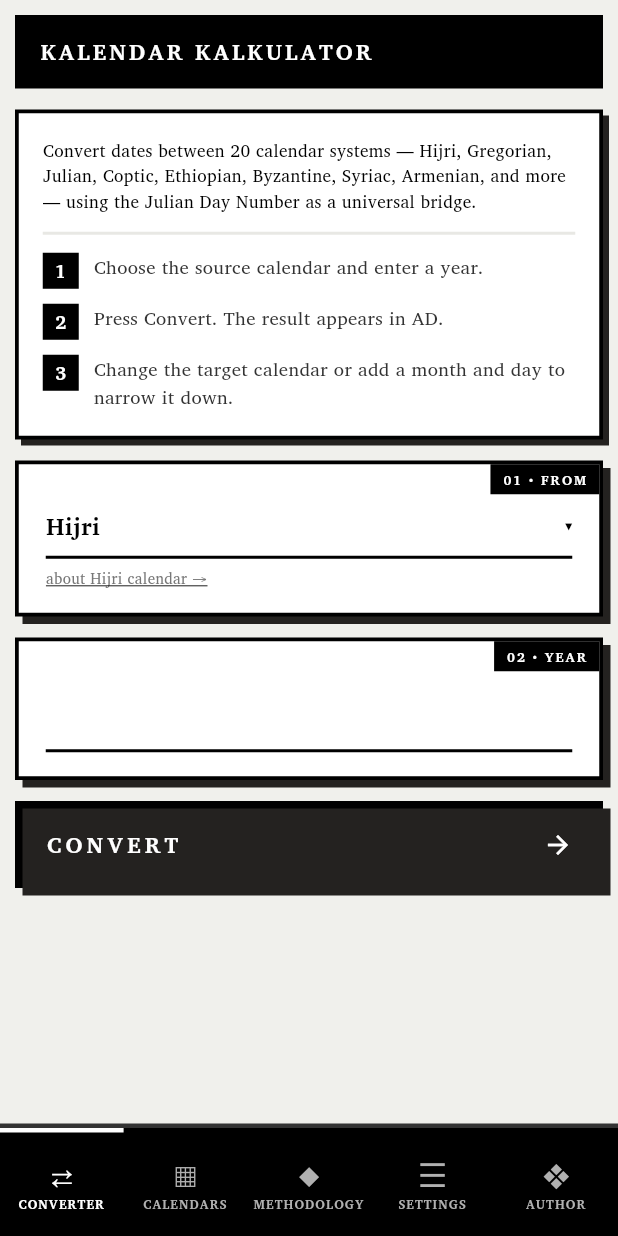
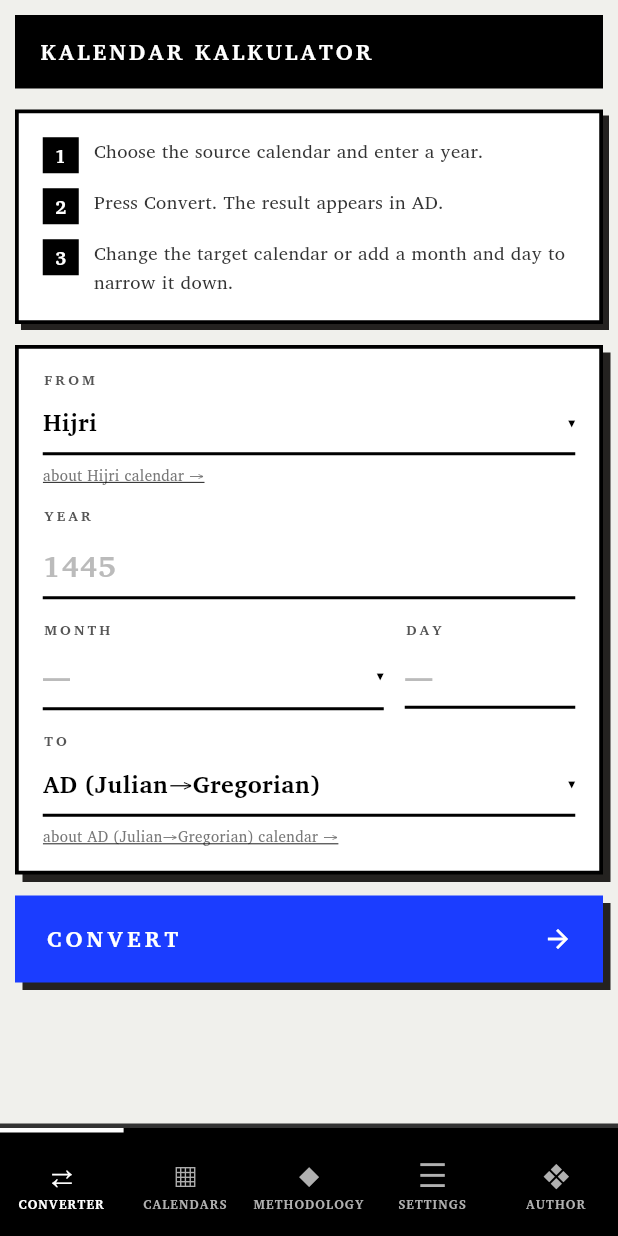
Before and after one commit to sypianski/kalkal, a Flutter app: the screen it shows after launch, on a phone screen of 412 x 824 dp. Run offline on Flutter 3.47's test engine with Material 3 defaults, Android fonts, the phone set to English and light mode, and no system bars; our stand-ins replace shared_preferences; Roboto replaces fonts that are missing (NotoSansMono).

Commit message:
feat(flutter): phone UX steps 1-2 — form card, signal Convert, folded form + result on top, tabbed tiles (TASK-1)
Co-Authored-By: Claude Sonnet 5.5 <noreply@anthropic.com>

```diff
--- /dev/null
+++ b/flutter_app/lib/i18n/mobile_i18n.dart
@@ -0,0 +1,45 @@
+// Strings that exist only in the Flutter phone layout (TASK-1). They are not
+// in js/i18n.js, so they live here instead of the generated i18n.dart.
+// Missing language → English, like I18n.t.
+
+class MobileI18n {
+  MobileI18n._();
+
+  static const Map<String, Map<String, String>> _s = {
+    'en': {
+      'change': 'Change',
+      'more': 'More',
+      'recent': 'Recent',
+      'tabOther': 'Other',
+      'tabMonths': 'Months',
+      'moreSheetTitle': 'More',
+    },
+    'pl': {
+      'change': 'Zmień',
+      'more': 'Więcej',
+      'recent': 'Ostatnio',
+      'tabOther': 'Inne',
+      'tabMonths': 'Miesiące',
+      'moreSheetTitle': 'Więcej',
+    },
+    'eo': {
+      'change': 'Ŝanĝi',
+      'more': 'Pli',
+      'recent': 'Lastaj',
+      'tabOther': 'Aliaj',
+      'tabMonths': 'Monatoj',
+      'moreSheetTitle': 'Pli',
+    },
+    'ar': {
+      'change': 'تغيير',
+      'more': 'المزيد',
+      'recent': 'الأخيرة',
+      'tabOther': 'أخرى',
+      'tabMonths': 'الأشهر',
+      'moreSheetTitle': 'المزيد',
+    },
+  };
+
+  static String t(String lang, String key) =>
+      _s[lang]?[key] ?? _s['en']![key] ?? key;
+}
--- a/flutter_app/lib/ui/converter_screen.dart
+++ b/flutter_app/lib/ui/converter_screen.dart
@@ -6,6 +6,7 @@ import 'package:flutter/material.dart';
 
 import '../engine/registry.dart';
 import '../i18n/i18n.dart';
+import '../i18n/mobile_i18n.dart';
 import '../logic/convert.dart';
 import '../state/prefs.dart';
 import 'calendar_picker.dart';
@@ -38,6 +39,10 @@ class ConverterScreenState extends State<ConverterScreen> {
   String? _tab; // active tab of the wide tile box: ctx | astro | bd | hist
   String? _error;
   bool _historyExpanded = false;
+  // Phone only: after a convert the form folds into a one-line summary strip
+  // so the result starts at the top of the screen; "Change" unfolds it.
+  bool _formCollapsed = false;
+  final _scroll = ScrollController();
 
   String get _lang => widget.lang;
 
@@ -53,6 +58,7 @@ class ConverterScreenState extends State<ConverterScreen> {
   void dispose() {
     _yearCtl.dispose();
     _dayCtl.dispose();
+    _scroll.dispose();
     super.dispose();
   }
 
@@ -93,6 +99,10 @@ class ConverterScreenState extends State<ConverterScreen> {
         _error = null;
         // History auto-collapses when a result is on screen (§5).
         _historyExpanded = false;
+        _formCollapsed = true;
+      });
+      WidgetsBinding.instance.addPostFrameCallback((_) {
+        if (_scroll.hasClients) _scroll.jumpTo(0);
       });
       Prefs.instance.saveHistory(HistoryEntry(
         fromCal: _src.id,
@@ -137,28 +147,37 @@ class ConverterScreenState extends State<ConverterScreen> {
   @override
   Widget build(BuildContext context) {
     if (isWide(context)) return _wideBuild();
+    return _phoneBuild();
+  }
+
+  // Phone layout (< 601 px): one form card with labels above the fields, the
+  // signal Convert button, and — once there is a result — the form folded into
+  // a summary strip so the result and its tabs start at the top (TASK-1).
+  Widget _phoneBuild() {
     final history = Prefs.instance.history;
     final showIntro = history.isEmpty;
+    final folded = _hasResult && _formCollapsed;
     const gap = SizedBox(height: 14);
 
     return ListView(
+      controller: _scroll,
       padding: const EdgeInsets.fromLTRB(10, 10, 10, 20),
       children: [
-        if (showIntro) ...[_titleBox(), gap, _introCard(), gap],
-        _fromSlab(),
-        gap,
-        _yearSlab(),
-        if (_hasResult) ...[gap, _refineRow(), gap, _toSlab()],
+        if (showIntro) ...[_titleBox(), gap, _introCard(withDesc: false), gap],
+        if (folded)
+          _summaryStrip()
+        else ...[
+          _phoneForm(),
           if (_error != null) ...[gap, _errorStrip()],
           gap,
           ConvertButton(label: I18n.t(_lang, 'convert'), onPressed: _convert),
+        ],
         if (_out != null) ...[
           gap,
           ResultPanel(lang: _lang, out: _out!, onVariantTap: _onVariantTap),
           gap,
-          AstroCard(lang: _lang, items: _out!.astro),
-        ],
-        if (history.isNotEmpty) ...[
+          _tabBox(history, compact: true),
+        ] else if (history.isNotEmpty) ...[
           gap,
           HistoryPanel(
             lang: _lang,
@@ -190,8 +209,9 @@ class ConverterScreenState extends State<ConverterScreen> {
     );
   }
 
-  // Intro card — #history-empty-instruction: description + three numbered steps.
-  Widget _introCard() {
+  // Intro card — #history-empty-instruction: optional description + three
+  // numbered steps. The phone drops the description (it is in Methodology).
+  Widget _introCard({bool withDesc = true}) {
     final wide = isWide(context);
     return Container(
       decoration: slabDecoration(shadow: 4),
@@ -199,13 +219,17 @@ class ConverterScreenState extends State<ConverterScreen> {
       child: Column(
         crossAxisAlignment: CrossAxisAlignment.start,
         children: [
+          if (withDesc) ...[
             Text(I18n.t(_lang, 'introDesc'), style: mono(11.5, height: 1.5)),
             const SizedBox(height: 12),
+          ],
           Container(
-            decoration: const BoxDecoration(
+            decoration: withDesc
+                ? const BoxDecoration(
                     border: Border(top: BorderSide(color: kSurface2, width: 2)),
-            ),
-            padding: const EdgeInsets.only(top: 12),
+                  )
+                : null,
+            padding: EdgeInsets.only(top: withDesc ? 12 : 0),
             child: Column(
               children: [
                 for (var i = 1; i <= 3; i++)
@@ -239,10 +263,107 @@ class ConverterScreenState extends State<ConverterScreen> {
     );
   }
 
-  Widget _fromSlab() {
-    return Slab(
-      tag: '01 • FROM',
-      child: _calField(
+  // Small caps label above a phone form field.
+  Widget _phoneLabel(String key) => Padding(
+        padding: const EdgeInsets.only(bottom: 2),
+        child: Text(
+          I18n.t(_lang, key).toUpperCase(),
+          style: mono(9.5,
+              weight: FontWeight.w700, color: kInk600, letterSpacing: 2),
+        ),
+      );
+
+  Widget _phoneForm() {
+    const gap = SizedBox(height: 14);
+    return Container(
+      decoration: slabDecoration(),
+      padding: const EdgeInsets.fromLTRB(16, 14, 16, 16),
+      child: Column(
+        crossAxisAlignment: CrossAxisAlignment.stretch,
+        children: [
+          _phoneLabel('labelFrom'),
+          _fromField(),
+          gap,
+          _phoneLabel('year'),
+          _yearField(),
+          gap,
+          Row(
+            crossAxisAlignment: CrossAxisAlignment.start,
+            children: [
+              Expanded(
+                flex: 2,
+                child: Column(
+                  crossAxisAlignment: CrossAxisAlignment.stretch,
+                  children: [
+                    _phoneLabel('month'),
+                    _monthField(vPad: 8, size: 18),
+                  ],
+                ),
+              ),
+              const SizedBox(width: 14),
+              Expanded(
+                flex: 1,
+                child: Column(
+                  crossAxisAlignment: CrossAxisAlignment.stretch,
+                  children: [
+                    _phoneLabel('day'),
+                    _dayField(size: 18),
+                  ],
+                ),
+              ),
+            ],
+          ),
+          gap,
+          _phoneLabel('toLabel'),
+          _toField(),
+        ],
+      ),
+    );
+  }
+
+  // Folded form: "Hijri · 1445 · Ramaḍān · 10 → AD   [CHANGE ▾]".
+  Widget _summaryStrip() {
+    final names = _src.monthNames(_lang);
+    final parts = <String>[
+      I18n.calendarName(_lang, _fromId),
+      _yearCtl.text.trim(),
+      if (_month != null && _month! - 1 < names.length) names[_month! - 1],
+      if (_day != null) '$_day',
+    ];
+    final text =
+        '${parts.join(' · ')} → ${I18n.calendarName(_lang, _toId ?? 'gregorian')}';
+    return InkWell(
+      onTap: () => setState(() => _formCollapsed = false),
+      child: Container(
+        decoration: slabDecoration(shadow: 4),
+        constraints: const BoxConstraints(minHeight: 58),
+        padding: const EdgeInsets.fromLTRB(14, 8, 8, 8),
+        child: Row(
+          children: [
+            Expanded(
+              child: Text(text,
+                  maxLines: 2,
+                  overflow: TextOverflow.ellipsis,
+                  style: mono(12.5, weight: FontWeight.w700, height: 1.35)),
+            ),
+            const SizedBox(width: 10),
+            Container(
+              color: kInk,
+              padding: const EdgeInsets.symmetric(horizontal: 10, vertical: 9),
+              child: Text(
+                '${MobileI18n.t(_lang, 'change').toUpperCase()} ▾',
+                style: mono(10.5,
+                    weight: FontWeight.w800, color: kWhite, letterSpacing: 1.2),
+              ),
+            ),
+          ],
+        ),
+      ),
+    );
+  }
+
+  Widget _fromField() {
+    return _calField(
       calId: _fromId,
       onPick: () async {
         final id =
@@ -256,14 +377,11 @@ class ConverterScreenState extends State<ConverterScreen> {
         Prefs.instance.fromCal = id;
         _clearError();
       },
-      ),
     );
   }
 
-  Widget _toSlab() {
-    return Slab(
-      tag: '05 • TO',
-      child: _calField(
+  Widget _toField() {
+    return _calField(
       calId: _toId ?? 'gregorian',
       onPick: () async {
         final id = await showCalendarPicker(context, _lang,
@@ -274,7 +392,6 @@ class ConverterScreenState extends State<ConverterScreen> {
         // Selecting TO re-converts immediately when a result shows (§B).
         if (_hasResult) _convert();
       },
-      ),
     );
   }
 
@@ -316,16 +433,17 @@ class ConverterScreenState extends State<ConverterScreen> {
     );
   }
 
-  Widget _yearSlab() {
-    return Slab(
-      tag: '02 • YEAR',
-      child: TextField(
+  Widget _yearField() {
+    return TextField(
       controller: _yearCtl,
       keyboardType: TextInputType.number,
-        style: mono(24, weight: FontWeight.w800),
-        decoration: slabInputDecoration(),
-        onTap: () => _yearCtl.selection = TextSelection(
-            baseOffset: 0, extentOffset: _yearCtl.text.length),
+      style: mono(20, weight: FontWeight.w800),
+      decoration: slabInputDecoration().copyWith(
+        hintText: '1445',
+        hintStyle: mono(20, weight: FontWeight.w800, color: kInk300),
+      ),
+      onTap: () => _yearCtl.selection =
+          TextSelection(baseOffset: 0, extentOffset: _yearCtl.text.length),
       onChanged: (_) {
         // Year edit clears month + day (§C).
         setState(() {
@@ -335,17 +453,14 @@ class ConverterScreenState extends State<ConverterScreen> {
         _clearError();
       },
       onSubmitted: (_) => _convert(),
-      ),
     );
   }
 
-  // Month picker field (underlined, ▾) — shared by the phone slab and the
+  // Month picker field (underlined, ▾) — shared by the phone form and the
   // wide card.
-  Widget _monthField({double vPad = 10}) {
+  Widget _monthField({double vPad = 10, double size = 15}) {
     final monthNames = _src.monthNames(_lang);
-    final monthLabel = (_month != null && _month! - 1 < monthNames.length)
-        ? monthNames[_month! - 1]
-        : '';
+    final hasMonth = _month != null && _month! - 1 < monthNames.length;
     return InkWell(
       onTap: () async {
         final m = await showMonthPicker(context, _lang, _src, _month);
@@ -366,8 +481,9 @@ class ConverterScreenState extends State<ConverterScreen> {
           children: [
             Expanded(
               child: Text(
-                monthLabel,
-                style: mono(15, weight: FontWeight.w700),
+                hasMonth ? monthNames[_month! - 1] : '—',
+                style: mono(size,
+                    weight: FontWeight.w700, color: hasMonth ? kInk : kInk300),
                 overflow: TextOverflow.ellipsis,
               ),
             ),
@@ -378,12 +494,15 @@ class ConverterScreenState extends State<ConverterScreen> {
     );
   }
 
-  Widget _dayField() {
+  Widget _dayField({double size = 24}) {
     return TextField(
       controller: _dayCtl,
       keyboardType: TextInputType.number,
-      style: mono(24, weight: FontWeight.w800),
-      decoration: slabInputDecoration(),
+      style: mono(size, weight: FontWeight.w800),
+      decoration: slabInputDecoration().copyWith(
+        hintText: '—',
+        hintStyle: mono(size, weight: FontWeight.w800, color: kInk300),
+      ),
       onTap: () => _dayCtl.selection =
           TextSelection(baseOffset: 0, extentOffset: _dayCtl.text.length),
       onChanged: (_) => _clearError(),
@@ -394,24 +513,6 @@ class ConverterScreenState extends State<ConverterScreen> {
         FocusScope.of(context).unfocus();
         if (_hasResult) _convert();
       },
-    );
-  }
-
-  // Refine row: MONTH (2fr) + DAY (1fr), visible after first convert (§D).
-  Widget _refineRow() {
-    return Row(
-      crossAxisAlignment: CrossAxisAlignment.start,
-      children: [
-        Expanded(
-          flex: 2,
-          child: Slab(tag: '03 • MONTH', child: _monthField()),
-        ),
-        const SizedBox(width: 10),
-        Expanded(
-          flex: 1,
-          child: Slab(tag: '04 • DAY', child: _dayField()),
-        ),
-      ],
     );
   }
 
@@ -588,7 +689,7 @@ class ConverterScreenState extends State<ConverterScreen> {
         crossAxisAlignment: CrossAxisAlignment.stretch,
         children: [
           if (_error != null) ...[_errorStrip(), _gapW],
-          if (history.isEmpty) _introCard() else _wideTabBox(history),
+          if (history.isEmpty) _introCard() else _tabBox(history),
         ],
       );
     }
@@ -600,7 +701,7 @@ class ConverterScreenState extends State<ConverterScreen> {
         _gapW,
         ResultPanel(lang: _lang, out: _out!, onVariantTap: _onVariantTap),
         _gapW,
-        _wideTabBox(history),
+        _tabBox(history),
       ],
     );
   }
@@ -647,14 +748,24 @@ class ConverterScreenState extends State<ConverterScreen> {
     );
   }
 
-  // One tabbed box for contextual / astro / month breakdown / history.
-  Widget _wideTabBox(List<HistoryEntry> history) {
+  // One tabbed box for contextual / astro / month breakdown / history. The
+  // phone variant (compact) puts Astro first and uses short tab titles.
+  Widget _tabBox(List<HistoryEntry> history, {bool compact = false}) {
     String t(String k) => I18n.t(_lang, k);
+    final ctx = (
+      'ctx',
+      compact ? MobileI18n.t(_lang, 'tabOther') : t('contextualLabel')
+    );
+    final astro = ('astro', t('astroLabel'));
+    final bd = (
+      'bd',
+      compact ? MobileI18n.t(_lang, 'tabMonths') : t('monthBreakdown')
+    );
     final defs = <(String, String)>[
-      if (_hasResult && _ctx.isNotEmpty) ('ctx', t('contextualLabel')),
-      if (_hasResult) ('astro', t('astroLabel')),
-      if (_hasResult && _out!.breakdown.isNotEmpty)
-        ('bd', t('monthBreakdown')),
+      if (compact && _hasResult) astro,
+      if (_hasResult && _ctx.isNotEmpty) ctx,
+      if (!compact && _hasResult) astro,
+      if (_hasResult && _out!.breakdown.isNotEmpty) bd,
       if (history.isNotEmpty) ('hist', t('history')),
     ];
     if (defs.isEmpty) return const SizedBox.shrink();
@@ -689,13 +800,14 @@ class ConverterScreenState extends State<ConverterScreen> {
     }
 
     return Container(
-      decoration: _wideCard,
+      decoration: compact ? slabDecoration() : _wideCard,
       child: Column(
         crossAxisAlignment: CrossAxisAlignment.stretch,
         children: [
           Container(
-            decoration: const BoxDecoration(
-              border: Border(bottom: BorderSide(color: kInk, width: 3)),
+            decoration: BoxDecoration(
+              border: Border(
+                  bottom: BorderSide(color: kInk, width: compact ? 2.5 : 3)),
             ),
             child: IntrinsicHeight(
               child: Row(
@@ -707,8 +819,8 @@ class ConverterScreenState extends State<ConverterScreen> {
                       child: InkWell(
                         onTap: () => setState(() => _tab = defs[i].$1),
                         child: Container(
-                          padding: const EdgeInsets.symmetric(
-                              horizontal: 8, vertical: 14),
+                          padding: EdgeInsets.symmetric(
+                              horizontal: compact ? 2 : 8, vertical: 14),
                           alignment: Alignment.center,
                           decoration: BoxDecoration(
                             color: defs[i].$1 == active ? kSignal : kSurface,
@@ -720,9 +832,9 @@ class ConverterScreenState extends State<ConverterScreen> {
                           child: Text(
                             defs[i].$2.toUpperCase(),
                             textAlign: TextAlign.center,
-                            style: mono(11,
+                            style: mono(compact ? 9.5 : 11,
                                 weight: FontWeight.w700,
-                                letterSpacing: 1.4,
+                                letterSpacing: compact ? 0.6 : 1.4,
                                 color: defs[i].$1 == active
                                     ? kWhite
                                     : kInk600),
@@ -735,7 +847,9 @@ class ConverterScreenState extends State<ConverterScreen> {
             ),
           ),
           Padding(
-            padding: const EdgeInsets.fromLTRB(36, 24, 36, 28),
+            padding: compact
+                ? const EdgeInsets.fromLTRB(16, 16, 16, 18)
+                : const EdgeInsets.fromLTRB(36, 24, 36, 28),
             child: content,
           ),
         ],
--- a/flutter_app/lib/ui/widgets.dart
+++ b/flutter_app/lib/ui/widgets.dart
@@ -1,48 +1,8 @@
-// Shared brutalist widgets: numbered slab, collapsible tile, bottom nav.
+// Shared brutalist widgets: collapsible tile, bottom nav, convert button.
 
 import 'package:flutter/material.dart';
 
 import 'tokens.dart';
-
-/// Form slab — white card, black border, hard shadow, numbered corner tag
-/// (`01 • FROM` style, white-on-black, top-right). Mirrors the mobile
-/// `.form-field` slabs of css/style.css.
-class Slab extends StatelessWidget {
-  final String tag; // e.g. '01 • FROM' — English-only, as in the CSS
-  final Widget child;
-  const Slab({super.key, required this.tag, required this.child});
-
-  @override
-  Widget build(BuildContext context) {
-    return Container(
-      decoration: slabDecoration(),
-      child: Stack(
-        clipBehavior: Clip.none,
-        children: [
-          Padding(
-            padding: const EdgeInsets.fromLTRB(18, 22, 18, 16),
-            child: child,
-          ),
-          Positioned(
-            top: 0,
-            right: 0,
-            child: Container(
-              color: kInk,
-              padding: const EdgeInsets.fromLTRB(8, 4, 8, 3),
-              child: Text(
-                tag,
-                style: mono(9,
-                    weight: FontWeight.w700,
-                    color: kWhite,
-                    letterSpacing: 1.3),
-              ),
-            ),
-          ),
-        ],
-      ),
-    );
-  }
-}
 
 /// Underline-only input inside a slab: mono 700, 2px black bottom border.
 InputDecoration slabInputDecoration() => const InputDecoration(
@@ -201,7 +161,7 @@ class BrutBottomNav extends StatelessWidget {
   }
 }
 
-/// Full-width inverted CONVERT button — label left, arrow right, min 58px.
+/// Full-width signal-colour CONVERT button — label left, arrow right, min 58px.
 class ConvertButton extends StatelessWidget {
   final String label;
   final VoidCallback onPressed;
@@ -209,24 +169,29 @@ class ConvertButton extends StatelessWidget {
 
   @override
   Widget build(BuildContext context) {
-    return Material(
-      color: kInk,
+    // Colour + shadow on the outer box, Material on top so the ripple shows.
+    return Container(
+      decoration: BoxDecoration(color: kSignal, boxShadow: brutShadow(5)),
+      child: Material(
+        color: Colors.transparent,
         child: InkWell(
           onTap: onPressed,
           child: Container(
             constraints: const BoxConstraints(minHeight: 58),
             padding: const EdgeInsets.symmetric(horizontal: 20),
-          decoration: BoxDecoration(boxShadow: brutShadow(5)),
             child: Row(
               mainAxisAlignment: MainAxisAlignment.spaceBetween,
               children: [
                 Text(
                   label.toUpperCase(),
                   style: mono(15,
-                    weight: FontWeight.w800, letterSpacing: 2.7, color: kWhite),
+                      weight: FontWeight.w800,
+                      letterSpacing: 2.7,
+                      color: kWhite),
                 ),
                 const Icon(Icons.arrow_forward, color: kWhite, size: 20),
               ],
+            ),
           ),
         ),
       ),
```
Also changed, not shown: flutter_app/lib/ui/result_widgets.dart (+13 -26 lines). Lines whose indentation alone changed are shown as unchanged.
